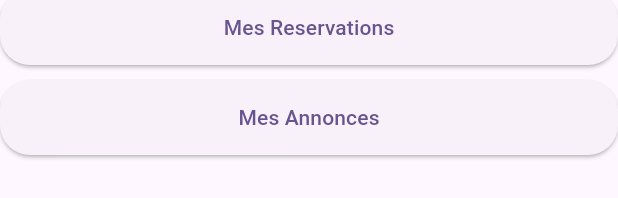
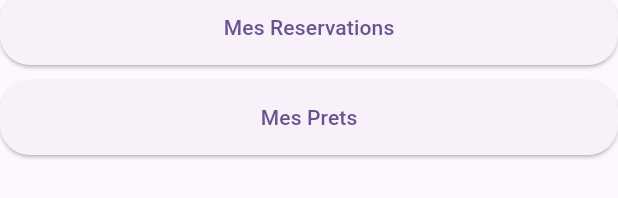
Before and after one commit to ThomasRABILLON/SAE_Mobile, a Flutter app: the ProfileView widget shown alone on an empty page, opened directly with empty values, on a phone screen of 412 x 824 dp. Shown: the part 202-400 px from the top of the screen. Run offline on Flutter 3.47's test engine with Material 3 defaults, Android fonts, the phone set to English and light mode, and no system bars; our stand-ins replace flutter_svg, google_fonts, sqflite, supabase_flutter; accounts and stored records are empty; network calls fail.

Commit message:
gestion builder annonce par category +  mes reservations

```diff
--- a/lib/views/profile.dart
+++ b/lib/views/profile.dart
@@ -1,6 +1,6 @@
 import 'package:flutter/material.dart';
 import 'package:supabase_flutter/supabase_flutter.dart';
-
+import 'package:sae_mobile/views/annonces.dart';
 import 'package:sae_mobile/views/signout.dart';
 
 import 'package:sae_mobile/models/User.dart' as user_model;
@@ -24,36 +24,52 @@ class _ProfileState extends State<ProfileView> {
         Text('Email: ${widget.user.email}'),
         Text('Name: ${widget.user.username}'),
         const SignOut(),
-        SizedBox(height: 20), // Add some space
+        SizedBox(height: 20),
         // Add your buttons
         ElevatedButton(
           style: ElevatedButton.styleFrom(
             shape: RoundedRectangleBorder(
-              borderRadius: BorderRadius.circular(20), // Rounded corners
+              borderRadius: BorderRadius.circular(20),
             ),
-            minimumSize:
-                Size(double.infinity, 50), // Full width and height of 50
+            minimumSize: Size(double.infinity, 50),
           ),
           onPressed: () {
-            Navigator.pushNamed(context, '/annonces',
-                arguments: {'function': 'mes reservations'});
+            Navigator.push(
+              context,
+              MaterialPageRoute(
+                builder: (context) => AnnoncesView(
+                  categoryId: '1',
+                  categoryName: 'Mes reservations',
+                  isUserAnnonces: true,
+                  isReponduAnnonces: false,
+                ),
+              ),
+            );
           },
           child: Text('Mes Reservations'),
         ),
-        SizedBox(height: 10), // Add some space
+        SizedBox(height: 10),
         ElevatedButton(
           style: ElevatedButton.styleFrom(
             shape: RoundedRectangleBorder(
-              borderRadius: BorderRadius.circular(20), // Rounded corners
+              borderRadius: BorderRadius.circular(20),
             ),
-            minimumSize:
-                Size(double.infinity, 50), // Full width and height of 50
+            minimumSize: Size(double.infinity, 50),
           ),
           onPressed: () {
-            Navigator.pushNamed(context, '/annonces',
-                arguments: {'function': 'mes annonces'});
+            Navigator.push(
+              context,
+              MaterialPageRoute(
+                builder: (context) => AnnoncesView(
+                  categoryId: '1',
+                  categoryName: 'Mes prets',
+                  isUserAnnonces: false,
+                  isReponduAnnonces: true,
+                ),
+              ),
+            );
           },
-          child: Text('Mes Annonces'),
+          child: Text('Mes Prets'),
         ),
       ],
     );
```
Also changed, not shown: lib/database/DatabaseHelper.dart (+11 -5 lines), lib/models/Builder.dart (+12 -0 lines), lib/models/queries/local/annonce.dart (+33 -5 lines), lib/models/queries/local/user.dart (added, +12 -0 lines), lib/views/annonces.dart (+18 -3 lines), lib/views/createAnnonce.dart (+8 -14 lines), lib/views/signup.dart (+16 -8 lines).
